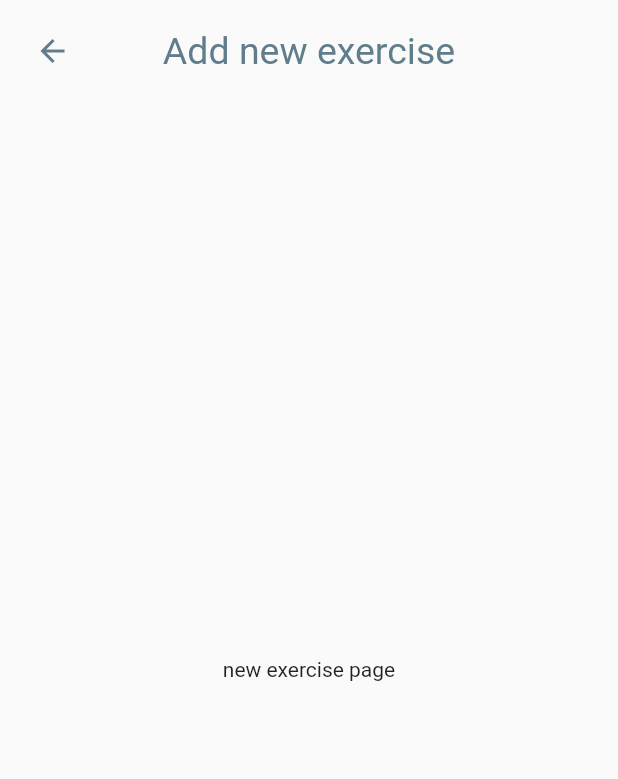
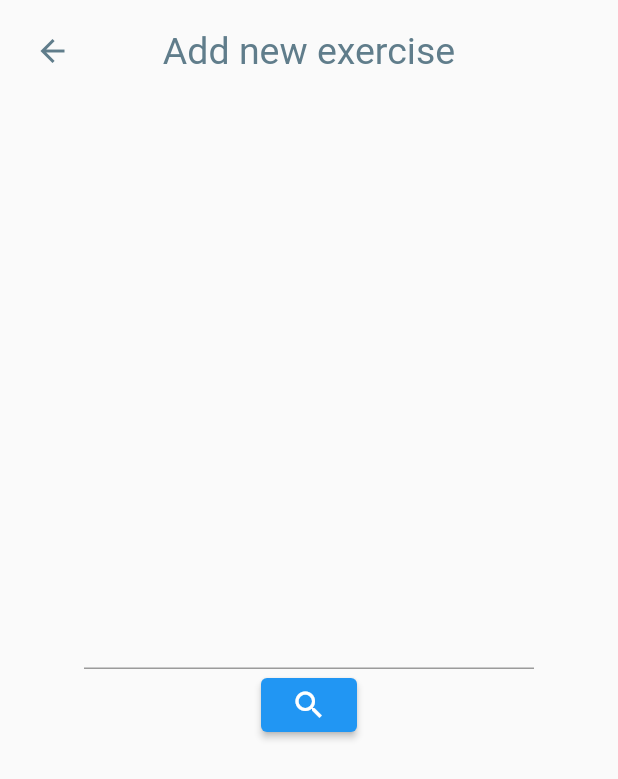
Before and after one commit to OluC94/workout-app-fe-flutter, a Flutter app: the ExercisesScreen screen opened directly, after a tap on "Add new exercise", on a phone screen of 412 x 824 dp. Shown: the top 779 px of the screen. Run offline on Flutter 3.47's test engine with Material 2 defaults, Android fonts, the phone set to English and light mode, and no system bars; network calls fail.

Commit message:
create custom list container

```diff
--- /dev/null
+++ b/workout_app/lib/components/custom_list_container.dart
@@ -0,0 +1,17 @@
+import 'package:flutter/material.dart';
+
+class CustomListContainer extends StatelessWidget {
+  const CustomListContainer({super.key, required this.dataDisplay});
+
+  final Widget dataDisplay;
+
+  @override
+  Widget build(BuildContext context) {
+    return Container(
+        height: 350,
+        width: 350,
+        padding: const EdgeInsets.all(10),
+        margin: const EdgeInsets.all(10),
+        child: dataDisplay);
+  }
+}
--- a/workout_app/lib/screens/add_exercise_screen.dart
+++ b/workout_app/lib/screens/add_exercise_screen.dart
@@ -1,5 +1,6 @@
 import 'package:flutter/material.dart';
 import 'package:workout_app/components/app_bar.dart';
+import 'package:workout_app/components/custom_search_form.dart';
 
 class AddExercise extends StatefulWidget {
   const AddExercise({super.key});
@@ -16,7 +17,12 @@ class _AddExerciseState extends State<AddExercise> {
         title: 'Add new exercise',
       ),
       body: Center(
-        child: Text('new exercise page'),
+        child: Column(
+          mainAxisAlignment: MainAxisAlignment.center,
+          children: [
+            const CustomSearchForm(),
+          ],
+        ),
       ),
     );
   }
--- a/workout_app/lib/screens/exercises_main_screen.dart
+++ b/workout_app/lib/screens/exercises_main_screen.dart
@@ -1,5 +1,6 @@
 import 'package:flutter/material.dart';
 import 'package:workout_app/components/app_bar.dart';
+import 'package:workout_app/components/custom_list_container.dart';
 import 'package:workout_app/components/custom_search_form.dart';
 import 'package:workout_app/components/main_button.dart';
 import 'package:workout_app/screens/add_exercise_screen.dart';
@@ -53,12 +54,8 @@ class _ExercisesScreenState extends State<ExercisesScreen> {
             ),
           ),
           const CustomSearchForm(),
-          Container(
-            height: 350,
-            width: 350,
-            padding: const EdgeInsets.all(10),
-            margin: const EdgeInsets.all(5),
-            child: SizedBox(
+          CustomListContainer(
+            dataDisplay: SizedBox(
               child: FutureBuilder(
                   future: futureExercises,
                   builder: (context, snapshot) {
```
